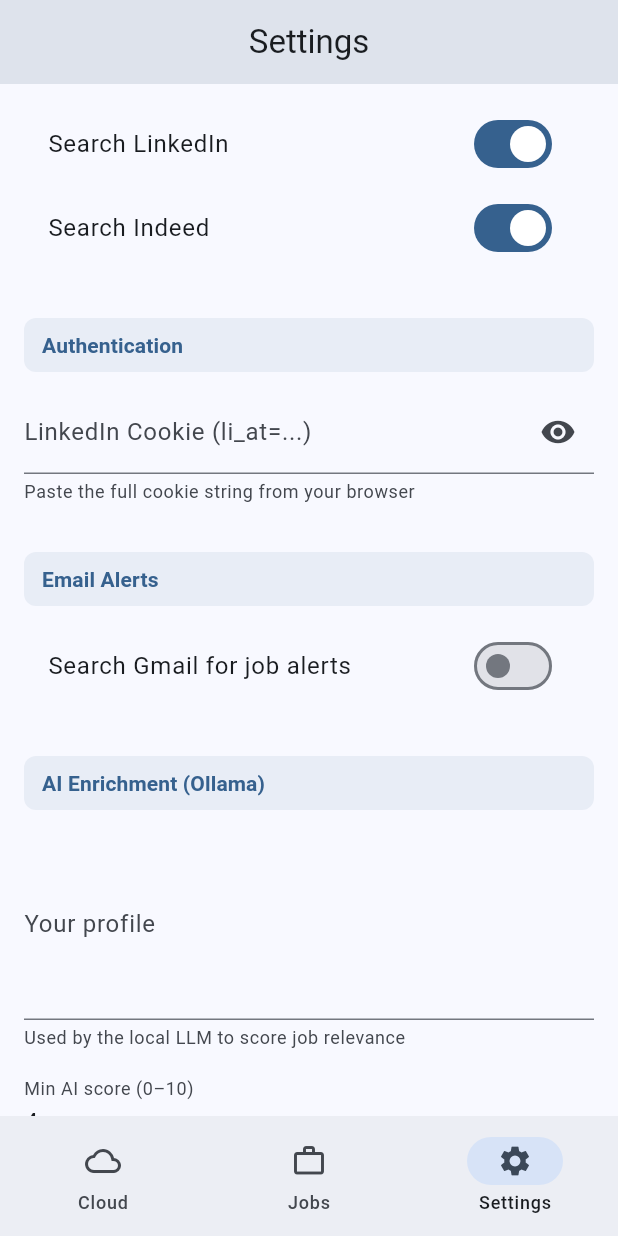
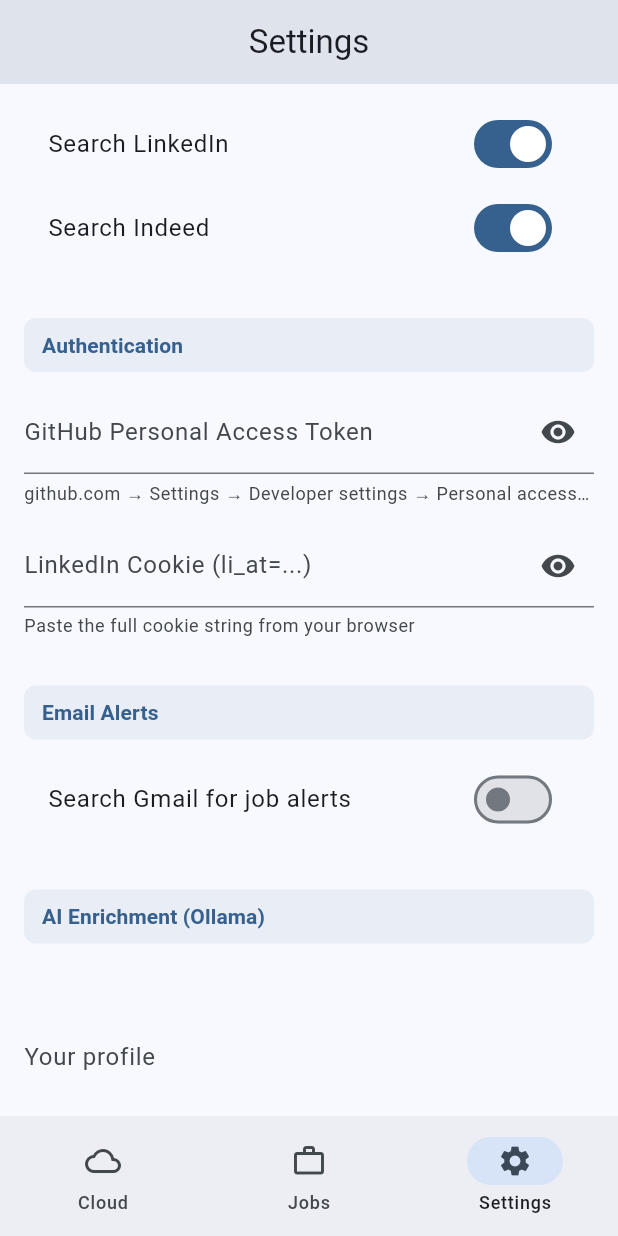
Before and after one commit to mohamedkhalaf0045-stack/job-alert, a Flutter app: the screen it shows after launch, item 3 of the bottom bar chosen, scrolled down 576 dp, on a phone screen of 412 x 824 dp. Run offline on Flutter 3.47's test engine with Material 3 defaults, Android fonts, the phone set to English and light mode, and no system bars; our stand-ins replace flutter_local_notifications, open_filex, package_info_plus; network calls fail.

Commit message:
fix(app): add GitHub PAT setting + fix 'No GitHub token configured' error
The APK was built without --dart-define=GITHUB_TOKEN so Config.githubToken
was always empty. Sending 'Authorization: Bearer ' (empty) to GitHub returns
401, which the app was showing as 'No GitHub token configured'.

Three-layer fix:

1. github_service.dart: skip the Authorization header entirely when the token
   is empty (GitHub returns 200 for unauthenticated requests on public repos).
   Add loadToken() that reads setting_github_token from Supabase at startup,
   and setToken() that the settings screen calls after saving.

2. settings_screen.dart + app_settings.dart: add a GitHub Personal Access
   Token field in the Authentication section. Token is stored in Supabase as
   setting_github_token so it persists across reinstalls without a rebuild.
   Saving the settings immediately updates the in-memory token.

3. build-apk.yml: pass --dart-define=GITHUB_TOKEN=${{ secrets.GH_PAT }} so
   future builds bake the token in. Requires a repo secret named GH_PAT
   (fine-grained PAT with Actions: Read & Write).

main.dart: call GitHubService.loadToken() at app startup.
pubspec.yaml: bump version to 1.0.3+4 to trigger a new APK build.

Co-Authored-By: Claude Sonnet 4.6 <noreply@anthropic.com>

```diff
--- a/mobile/lib/main.dart
+++ b/mobile/lib/main.dart
@@ -3,9 +3,13 @@ import 'screens/dashboard_screen.dart';
 import 'screens/jobs_screen.dart';
 import 'screens/settings_screen.dart';
 import 'services/notification_service.dart';
+import 'services/github_service.dart';
 
 void main() async {
   WidgetsFlutterBinding.ensureInitialized();
+  // Load the GitHub PAT from Supabase so API calls work even when the APK
+  // was built without --dart-define=GITHUB_TOKEN.
+  await GitHubService.loadToken();
   runApp(const JobAlertApp());
 }
 
--- a/mobile/lib/models/app_settings.dart
+++ b/mobile/lib/models/app_settings.dart
@@ -13,6 +13,7 @@ class AppSettings {
   final bool searchGmail;
   final String gmailEmail;
   final String gmailAppPassword;
+  final String githubToken;
 
   const AppSettings({
     required this.keywords,
@@ -29,6 +30,7 @@ class AppSettings {
     required this.searchGmail,
     required this.gmailEmail,
     required this.gmailAppPassword,
+    required this.githubToken,
   });
 
   factory AppSettings.defaults() => AppSettings(
@@ -46,6 +48,7 @@ class AppSettings {
         searchGmail: false,
         gmailEmail: '',
         gmailAppPassword: '',
+        githubToken: '',
       );
 
   static String deviceTimezone() {
@@ -75,6 +78,7 @@ class AppSettings {
         searchGmail: (map['search_gmail'] ?? 'false') != 'false',
         gmailEmail: map['gmail_email'] ?? '',
         gmailAppPassword: map['gmail_app_password'] ?? '',
+        githubToken: map['github_token'] ?? '',
       );
 
   Map<String, String> toMap() => {
@@ -92,6 +96,7 @@ class AppSettings {
         'search_gmail': searchGmail.toString(),
         'gmail_email': gmailEmail,
         'gmail_app_password': gmailAppPassword,
+        'github_token': githubToken,
       };
 
   /// Parses the stored timezone string and returns its UTC offset in hours.
--- a/mobile/lib/screens/settings_screen.dart
+++ b/mobile/lib/screens/settings_screen.dart
@@ -2,6 +2,7 @@ import 'package:flutter/material.dart';
 import 'package:package_info_plus/package_info_plus.dart';
 import '../models/app_settings.dart';
 import '../services/supabase_service.dart';
+import '../services/github_service.dart';
 
 class SettingsScreen extends StatefulWidget {
   const SettingsScreen({super.key});
@@ -27,6 +28,7 @@ class _SettingsScreenState extends State<SettingsScreen> {
   final _updateCodeCtrl  = TextEditingController();
   final _gmailEmailCtrl  = TextEditingController();
   final _gmailPassCtrl   = TextEditingController();
+  final _ghTokenCtrl     = TextEditingController();
   String _currentVersion = '';
 
   bool _searchLinkedIn = true;
@@ -34,6 +36,7 @@ class _SettingsScreenState extends State<SettingsScreen> {
   bool _searchGmail    = false;
   bool _showCookie     = false;
   bool _showGmailPass  = false;
+  bool _showGhToken    = false;
   bool _loading        = true;
   bool _saving         = false;
 
@@ -59,6 +62,7 @@ class _SettingsScreenState extends State<SettingsScreen> {
     _updateCodeCtrl.dispose();
     _gmailEmailCtrl.dispose();
     _gmailPassCtrl.dispose();
+    _ghTokenCtrl.dispose();
     super.dispose();
   }
 
@@ -86,6 +90,7 @@ class _SettingsScreenState extends State<SettingsScreen> {
           _searchGmail         = s.searchGmail;
           _gmailEmailCtrl.text = s.gmailEmail;
           _gmailPassCtrl.text  = s.gmailAppPassword;
+          _ghTokenCtrl.text    = s.githubToken;
           _updateUrlCtrl.text  = url;
           _updateVerCtrl.text  = ver;
           _updateCodeCtrl.text = code;
@@ -125,7 +130,12 @@ class _SettingsScreenState extends State<SettingsScreen> {
       searchGmail:        _searchGmail,
       gmailEmail:         _gmailEmailCtrl.text.trim(),
       gmailAppPassword:   _gmailPassCtrl.text.trim(),
+      githubToken:        _ghTokenCtrl.text.trim(),
     );
+
+    // Update the in-memory token immediately so the Cloud tab picks it up
+    // without needing an app restart.
+    GitHubService.setToken(_ghTokenCtrl.text.trim());
 
     final results = await Future.wait([
       SupabaseService.saveSettings(settings),
@@ -246,6 +256,20 @@ class _SettingsScreenState extends State<SettingsScreen> {
           ),
           const SizedBox(height: 24),
           _Section('Authentication'),
+          TextFormField(
+            controller: _ghTokenCtrl,
+            obscureText: !_showGhToken,
+            decoration: InputDecoration(
+              labelText: 'GitHub Personal Access Token',
+              helperText: 'github.com → Settings → Developer settings → Personal access tokens → Fine-grained → Actions: Read & Write',
+              suffixIcon: IconButton(
+                icon: Icon(_showGhToken ? Icons.visibility_off : Icons.visibility),
+                onPressed: () => setState(() => _showGhToken = !_showGhToken),
+              ),
+            ),
+            maxLines: _showGhToken ? 2 : 1,
+          ),
+          const SizedBox(height: 12),
           TextFormField(
             controller: _cookieCtrl,
             obscureText: !_showCookie,
--- a/mobile/lib/services/github_service.dart
+++ b/mobile/lib/services/github_service.dart
@@ -2,14 +2,42 @@ import 'dart:convert';
 import 'package:http/http.dart' as http;
 import '../config.dart';
 import '../models/cloud_status.dart';
+import 'supabase_service.dart';
 
 class GitHubService {
   static const _base = 'https://api.github.com';
 
-  static Map<String, String> get _headers => {
-        'Authorization': 'Bearer ${Config.githubToken}',
-        'Accept': 'application/vnd.github+json',
-      };
+  // Runtime token — seeded from compile-time --dart-define, then overridden
+  // by the value stored in Supabase (setting_github_token).  Updated whenever
+  // the settings screen saves a new token.
+  static String _token = Config.githubToken;
+
+  /// Called once at app startup. Reads setting_github_token from Supabase and
+  /// caches it so all subsequent API calls use the correct PAT.
+  static Future<void> loadToken() async {
+    try {
+      final stored = await SupabaseService.getConfigValue('setting_github_token', '');
+      if (stored.isNotEmpty) {
+        _token = stored;
+      }
+    } catch (_) {}
+  }
+
+  /// Called by the settings screen after saving a new token.
+  static void setToken(String token) => _token = token.trim();
+
+  /// Returns the headers map.  Authorization is omitted when the token is empty
+  /// so that unauthenticated requests to public repos work (GitHub returns 401
+  /// for an *empty* Bearer token, but 200 for a request with NO auth header).
+  static Map<String, String> get _headers {
+    final h = <String, String>{
+      'Accept': 'application/vnd.github+json',
+    };
+    if (_token.isNotEmpty) {
+      h['Authorization'] = 'Bearer $_token';
+    }
+    return h;
+  }
 
   static Future<CloudStatus> getCloudStatus() async {
     // 1. Get latest run
@@ -18,15 +46,15 @@ class GitHubService {
       headers: _headers,
     );
     if (runsRes.statusCode != 200) {
-      String errorMsg = 'API error';
-      if (Config.githubToken.isEmpty) {
-        errorMsg = 'No GitHub token configured';
+      String errorMsg = 'API error (${runsRes.statusCode})';
+      if (_token.isEmpty) {
+        errorMsg = 'No GitHub token — add it in Settings';
       } else if (runsRes.statusCode == 401 || runsRes.statusCode == 403) {
-        errorMsg = 'GitHub token invalid';
+        errorMsg = 'GitHub token invalid or expired';
       } else if (runsRes.statusCode >= 500) {
         errorMsg = 'GitHub service error';
       } else if (runsRes.statusCode == 404) {
-        errorMsg = 'Repo not found';
+        errorMsg = 'Repo / workflow not found';
       }
       return CloudStatus(lampColor: 'grey', lastRunTime: errorMsg);
     }
--- a/mobile/pubspec.yaml
+++ b/mobile/pubspec.yaml
@@ -1,7 +1,7 @@
 name: job_alert_mobile
 description: Job Alert mobile controller — cloud status and job browser.
 publish_to: none
-version: 1.0.2+3
+version: 1.0.3+4
 
 environment:
   sdk: '>=3.0.0 <4.0.0'
```
Also changed, not shown: 1 other file.
